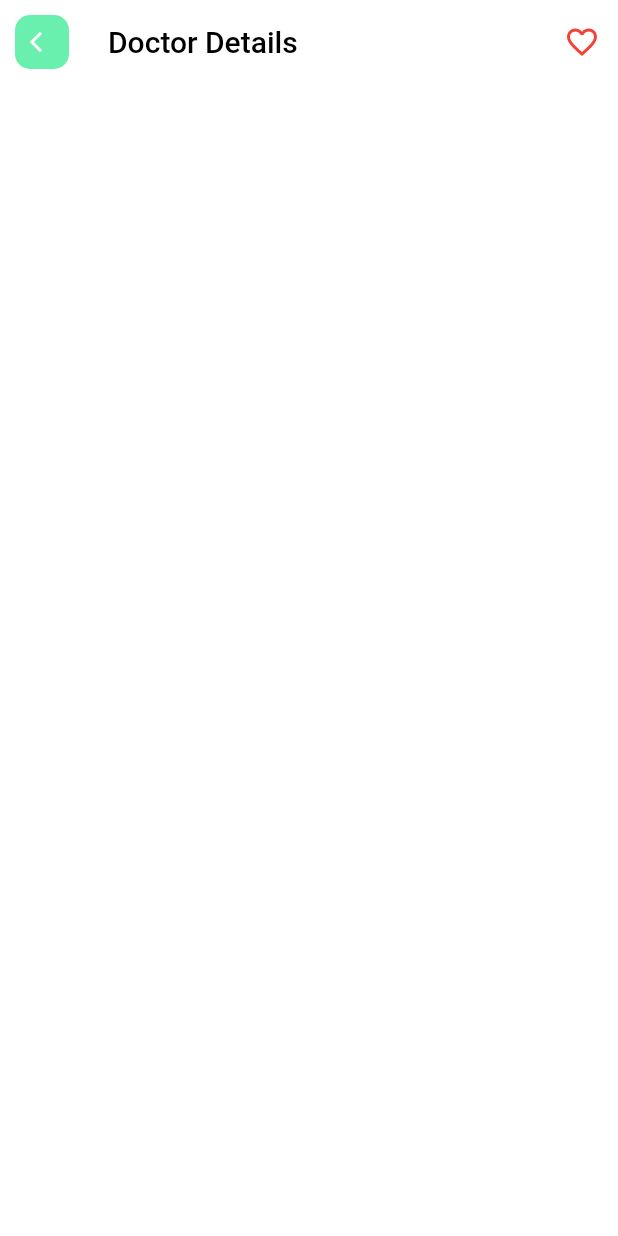
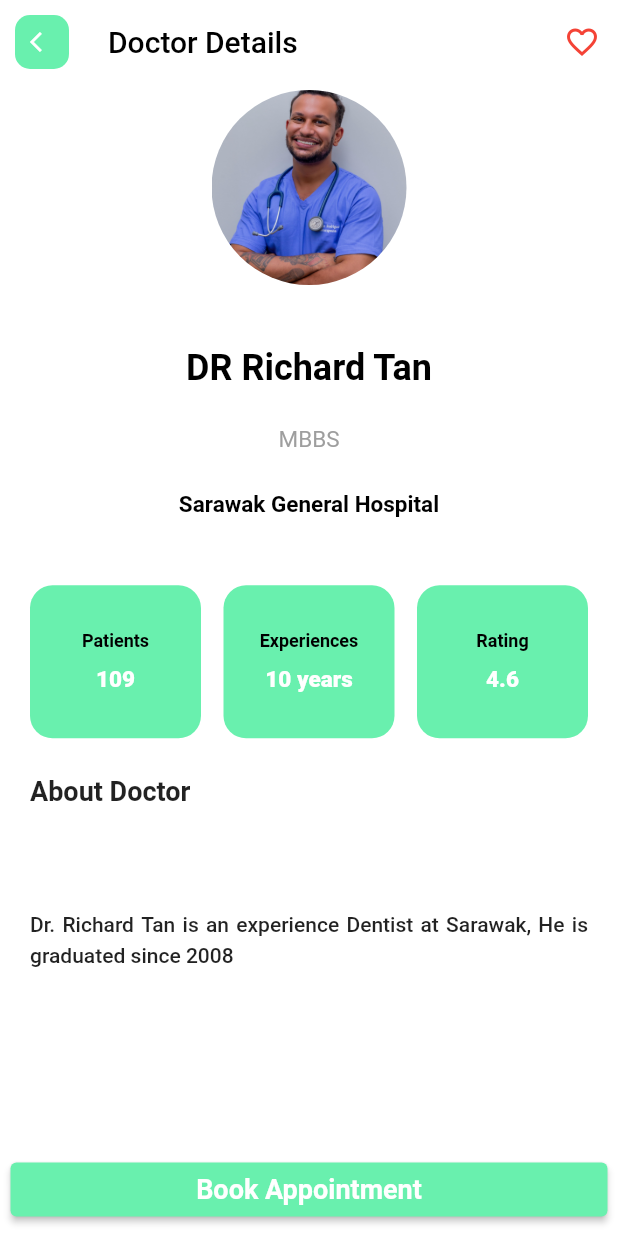
Before and after one commit to JohnMichaelEmeterio/Flutter-Doctor-Appointment-App-With-Laravel, a Flutter app: the DoctorDetails screen opened by its route, on a phone screen of 412 x 824 dp. Run offline on Flutter 3.47's test engine with Material 2 defaults, Android fonts, the phone set to English and light mode, and no system bars; our stand-ins replace font_awesome_flutter, shared_preferences, table_calendar; accounts and stored records are empty.

Commit message:
appointment page

```diff
--- a/doctor_appointment_app/lib/main.dart
+++ b/doctor_appointment_app/lib/main.dart
@@ -1,5 +1,6 @@
 import 'package:doctor_appointment_app/main_layout.dart';
 import 'package:doctor_appointment_app/screens/auth_page.dart';
+import 'package:doctor_appointment_app/screens/booking_page.dart';
 import 'package:doctor_appointment_app/screens/doctor_details.dart';
 import 'package:doctor_appointment_app/utils/config.dart';
 import 'package:flutter/foundation.dart';
@@ -47,6 +48,7 @@ class MyApp extends StatelessWidget {
         '/': (context) => const AuthPage(),
         'main': (context) => const MainLayout(),
         'doc_details': (context) => const DoctorDetails(),
+        'booking_page': (context) => BookingPage(),
       },
     );
   }
--- /dev/null
+++ b/doctor_appointment_app/lib/providers/dio_provider.dart
@@ -0,0 +1 @@
+// TODO Implement this library.
--- a/doctor_appointment_app/lib/screens/doctor_details.dart
+++ b/doctor_appointment_app/lib/screens/doctor_details.dart
@@ -1,6 +1,7 @@
 import 'package:doctor_appointment_app/utils/config.dart';
 import 'package:flutter/material.dart';
 import 'package:font_awesome_flutter/font_awesome_flutter.dart';
+import '../components/button.dart';
 import '../components/custom_appbar.dart';
 
 class DoctorDetails extends StatefulWidget {
@@ -33,7 +34,23 @@ class _DoctorDetailsState extends State<DoctorDetails> {
       ),
       body: SafeArea(
         child: Column(
-          children: <Widget>[],
+          children: <Widget>[
+            AboutDoctor(),
+            DetailBody(),
+            const Spacer(),
+            Padding(
+              //edit here if mag o-overflowed
+              padding: const EdgeInsets.all(7),
+              child: Button(
+                width: double.infinity,
+                title: 'Book Appointment',
+                onPressed: () {
+                  Navigator.of(context).pushNamed('booking_page');
+                },
+                disable: false,
+              ),
+            )
+          ],
         ),
       ),
     );
@@ -49,14 +66,157 @@ class AboutDoctor extends StatelessWidget {
     return Container(
       width: double.infinity,
       child: Column(
-        children: const <Widget>[
-          CircleAvatar(
+        children: <Widget>[
+          const CircleAvatar(
             radius: 65.0,
             backgroundImage: AssetImage('assets/doctor_2.jpg'),
             backgroundColor: Colors.white,
-          )
+          ),
+          Config.spaceMedium,
+          const Text(
+            'DR Richard Tan',
+            style: TextStyle(
+                color: Colors.black,
+                fontSize: 24.0,
+                fontWeight: FontWeight.bold),
+          ),
+          Config.spaceSmall,
+          SizedBox(
+            width: Config.widthSize * 0.75,
+            child: const Text(
+              'MBBS  ',
+              style: TextStyle(
+                color: Colors.grey,
+                fontSize: 15,
+              ),
+              softWrap: true,
+              textAlign: TextAlign.center,
+            ),
+          ),
+          Config.spaceSmall,
+          SizedBox(
+            width: Config.widthSize * 0.75,
+            child: const Text(
+              'Sarawak General Hospital',
+              style: TextStyle(
+                color: Colors.black,
+                fontWeight: FontWeight.bold,
+                fontSize: 15,
+              ),
+              softWrap: true,
+              textAlign: TextAlign.center,
+            ),
+          ),
         ],
       ),
     );
   }
 }
+
+class DetailBody extends StatelessWidget {
+  const DetailBody({Key? key}) : super(key: key);
+
+  @override
+  Widget build(BuildContext context) {
+    Config().init(context);
+    return Container(
+      padding: const EdgeInsets.all(20),
+      margin: const EdgeInsets.only(bottom: 30),
+      child: Column(
+        crossAxisAlignment: CrossAxisAlignment.stretch,
+        children: <Widget>[
+          Config.spaceSmall,
+          const DoctorInfo(),
+          Config.spaceSmall,
+          const Text(
+            'About Doctor',
+            style: TextStyle(fontWeight: FontWeight.w600, fontSize: 18),
+          ),
+          Config.spaceBig,
+          const Text(
+            'Dr. Richard Tan is an experience Dentist at Sarawak, He is graduated since 2008',
+            style: TextStyle(fontWeight: FontWeight.w500, height: 1.5),
+            softWrap: true,
+            textAlign: TextAlign.justify,
+          ),
+        ],
+      ),
+    );
+  }
+}
+
+class DoctorInfo extends StatelessWidget {
+  const DoctorInfo({Key? key}) : super(key: key);
+
+  @override
+  Widget build(BuildContext context) {
+    return Row(
+      children: const <Widget>[
+        InfoCard(
+          label: 'Patients',
+          value: '109',
+        ),
+        SizedBox(
+          width: 15,
+        ),
+        InfoCard(
+          label: 'Experiences',
+          value: '10 years',
+        ),
+        SizedBox(
+          width: 15,
+        ),
+        InfoCard(
+          label: 'Rating',
+          value: '4.6',
+        ),
+      ],
+    );
+  }
+}
+
+class InfoCard extends StatelessWidget {
+  const InfoCard({Key? key, required this.label, required this.value})
+      : super(key: key);
+
+  final String label;
+  final String value;
+
+  @override
+  Widget build(BuildContext context) {
+    return Expanded(
+      child: Container(
+        decoration: BoxDecoration(
+            borderRadius: BorderRadius.circular(15),
+            color: Config.primaryColor),
+        padding: const EdgeInsets.symmetric(
+          vertical: 30,
+          horizontal: 15,
+        ),
+        child: Column(
+          children: <Widget>[
+            Text(
+              label,
+              style: const TextStyle(
+                color: Colors.black,
+                fontSize: 12,
+                fontWeight: FontWeight.w600,
+              ),
+            ),
+            const SizedBox(
+              height: 10,
+            ),
+            Text(
+              value,
+              style: const TextStyle(
+                color: Colors.white,
+                fontSize: 15,
+                fontWeight: FontWeight.w800,
+              ),
+            ),
+          ],
+        ),
+      ),
+    );
+  }
+}
--- a/doctor_appointment_app/pubspec.yaml
+++ b/doctor_appointment_app/pubspec.yaml
@@ -35,6 +35,8 @@ dependencies:
   # Use with the CupertinoIcons class for iOS style icons.
   cupertino_icons: ^1.0.2
   font_awesome_flutter: ^10.4.0
+  table_calendar: ^3.0.9
+  shared_preferences: ^2.1.1
 
 dev_dependencies:
   flutter_test:
```
Also changed, not shown: doctor_appointment_app/lib/screens/booking_page.dart (added, +102 -0 lines), doctor_appointment_app/pubspec.lock, 1 other file.
